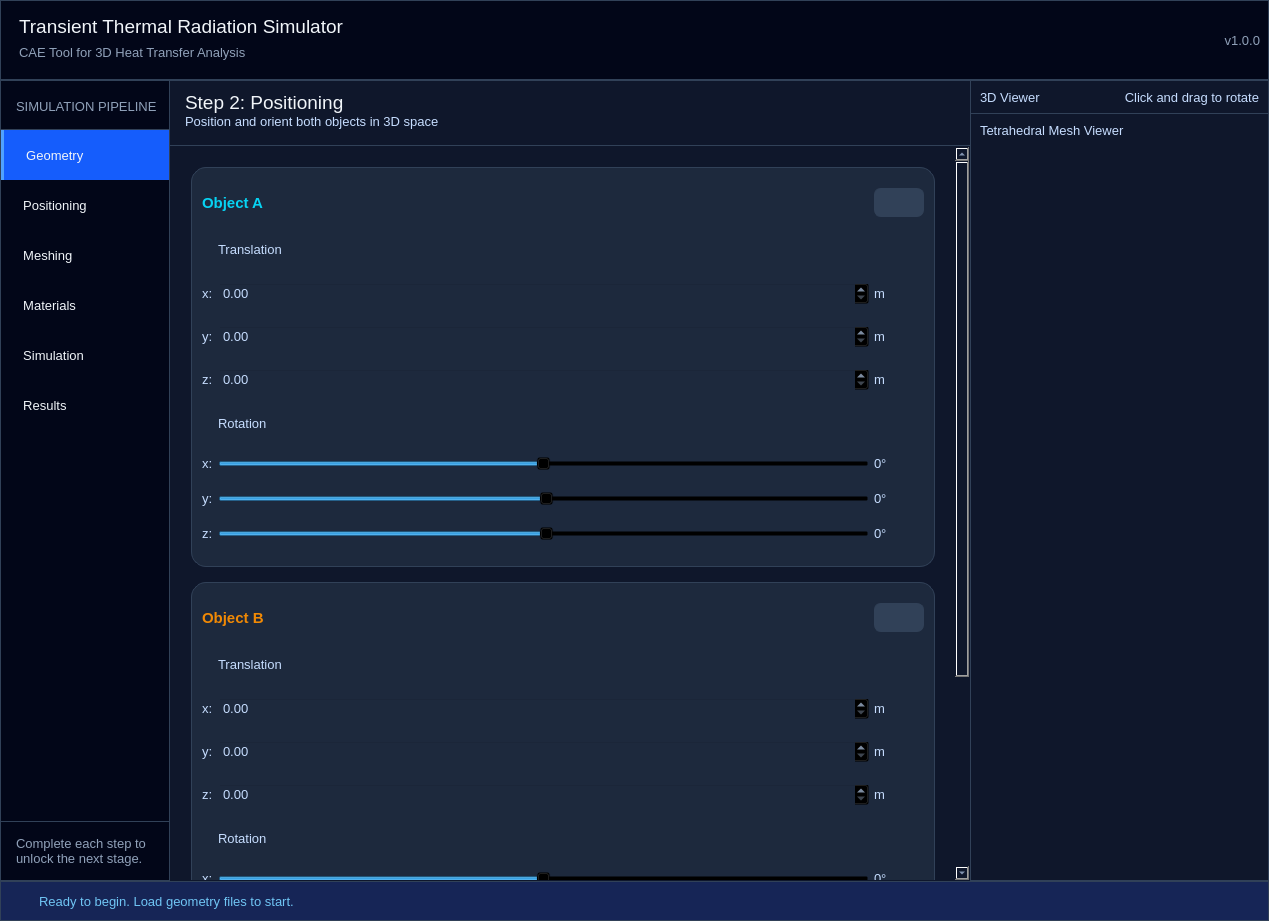
Qt form ui/applayout.ui (mhddany/radex-simulator) before a commit.
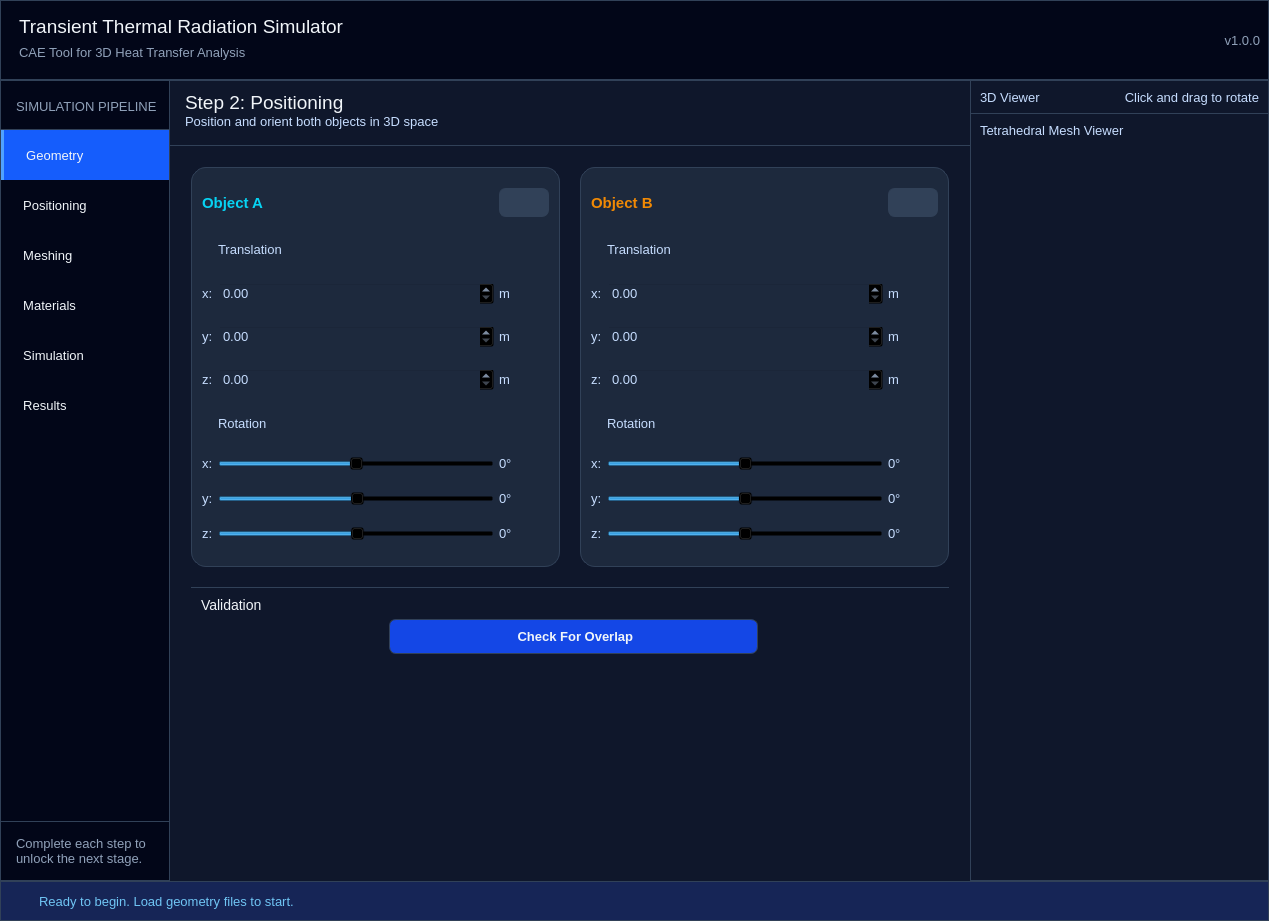
The same form after that commit. The open tabs and pages were chosen to show the change. Icons and pictures are not drawn. Custom widgets are drawn as their Qt base class.

Commit message: solve positioning bug, adjust positioning layout

Diff of the .ui file:
```diff
--- a/ui/applayout.ui
+++ b/ui/applayout.ui
@@ -2829,14 +2829,11 @@
                          <rect>
                           <x>0</x>
                           <y>0</y>
-                          <width>786</width>
-                          <height>1000</height>
+                          <width>798</width>
+                          <height>726</height>
                          </rect>
                         </property>
-                        <layout class="QVBoxLayout" name="verticalLayout_33">
-                         <property name="spacing">
-                          <number>15</number>
-                         </property>
+                        <layout class="QGridLayout" name="gridLayout_8">
                          <property name="leftMargin">
                           <number>20</number>
                          </property>
@@ -2849,18 +2846,21 @@
                          <property name="bottomMargin">
                           <number>20</number>
                          </property>
-                         <item>
-                          <widget class="QFrame" name="framePositioningA">
+                         <property name="spacing">
+                          <number>20</number>
+                         </property>
+                         <item row="2" column="0" colspan="2">
+                          <widget class="QFrame" name="framePositioningValidation">
                            <property name="minimumSize">
                             <size>
                              <width>0</width>
-                             <height>400</height>
+                             <height>130</height>
                             </size>
                            </property>
                            <property name="maximumSize">
                             <size>
                              <width>16777215</width>
-                             <height>1000</height>
+                             <height>130</height>
                             </size>
                            </property>
                            <property name="frameShape">
@@ -2869,140 +2869,99 @@
                            <property name="frameShadow">
                             <enum>QFrame::Shadow::Raised</enum>
                            </property>
-                           <layout class="QGridLayout" name="gridLayout_3">
-                            <property name="leftMargin">
-                             <number>10</number>
-                            </property>
-                            <property name="topMargin">
-                             <number>0</number>
-                            </property>
-                            <property name="rightMargin">
-                             <number>10</number>
-                            </property>
-                            <property name="bottomMargin">
-                             <number>0</number>
-                            </property>
-                            <property name="horizontalSpacing">
-                             <number>5</number>
-                            </property>
-                            <property name="verticalSpacing">
-                             <number>0</number>
-                            </property>
+                           <layout class="QGridLayout" name="gridLayout_11">
+                            <item row="0" column="0">
+                             <widget class="QLabel" name="validationPositioningLabel">
+                              <property name="maximumSize">
+                               <size>
+                                <width>16777215</width>
+                                <height>20</height>
+                               </size>
+                              </property>
+                              <property name="text">
+                               <string>Validation</string>
+                              </property>
+                             </widget>
+                            </item>
+                            <item row="2" column="3">
+                             <spacer name="horizontalSpacer_2">
+                              <property name="orientation">
+                               <enum>Qt::Orientation::Horizontal</enum>
+                              </property>
+                              <property name="sizeHint" stdset="0">
+                               <size>
+                                <width>40</width>
+                                <height>20</height>
+                               </size>
+                              </property>
+                             </spacer>
+                            </item>
                             <item row="2" column="0">
-                             <widget class="QLabel" name="xTranslationPositionALabel">
-                              <property name="text">
-                               <string>x:</string>
+                             <spacer name="horizontalSpacer">
+                              <property name="orientation">
+                               <enum>Qt::Orientation::Horizontal</enum>
                               </property>
-                             </widget>
+                              <property name="sizeHint" stdset="0">
+                               <size>
+                                <width>40</width>
+                                <height>20</height>
+                               </size>
+                              </property>
+                             </spacer>
                             </item>
-                            <item row="4" column="1">
-                             <widget class="QDoubleSpinBox" name="zTranslationASpinbox"/>
-                            </item>
-                            <item row="3" column="2">
-                             <widget class="QLabel" name="yTranslationUnitPositionALabel">
-                              <property name="maximumSize">
+                            <item row="2" column="2">
+                             <spacer name="horizontalSpacer_3">
+                              <property name="orientation">
+                               <enum>Qt::Orientation::Horizontal</enum>
+                              </property>
+                              <property name="sizeHint" stdset="0">
                                <size>
-                                <width>50</width>
-                                <height>16777215</height>
+                                <width>40</width>
+                                <height>20</height>
                                </size>
                               </property>
-                              <property name="text">
-                               <string>m</string>
+                             </spacer>
+                            </item>
+                            <item row="2" column="4">
+                             <spacer name="horizontalSpacer_4">
+                              <property name="orientation">
+                               <enum>Qt::Orientation::Horizontal</enum>
                               </property>
-                             </widget>
+                              <property name="sizeHint" stdset="0">
+                               <size>
+                                <width>40</width>
+                                <height>20</height>
+                               </size>
+                              </property>
+                             </spacer>
                             </item>
-                            <item row="3" column="1">
-                             <widget class="QDoubleSpinBox" name="yTranslationASpinbox"/>
-                            </item>
-                            <item row="8" column="0">
-                             <widget class="QLabel" name="yRotationPositionALabel">
-                              <property name="text">
-                               <string>y:</string>
+                            <item row="6" column="2">
+                             <spacer name="verticalSpacer_3">
+                              <property name="orientation">
+                               <enum>Qt::Orientation::Vertical</enum>
                               </property>
-                             </widget>
+                              <property name="sizeHint" stdset="0">
+                               <size>
+                                <width>20</width>
+                                <height>40</height>
+                               </size>
+                              </property>
+                             </spacer>
                             </item>
-                            <item row="1" column="1">
-                             <widget class="QLabel" name="translationPositionALabel">
+                            <item row="1" column="2" colspan="2">
+                             <widget class="QPushButton" name="validationPositionButton">
                               <property name="minimumSize">
                                <size>
                                 <width>0</width>
-                                <height>25</height>
+                                <height>35</height>
                                </size>
                               </property>
-                              <property name="maximumSize">
-                               <size>
-                                <width>16777215</width>
-                                <height>25</height>
-                               </size>
+                              <property name="styleSheet">
+                               <string notr="true">
+background-color: #1447e6</string>
                               </property>
                               <property name="text">
-                               <string>Translation</string>
-                              </property>
-                             </widget>
-                            </item>
-                            <item row="2" column="1">
-                             <widget class="QDoubleSpinBox" name="xTranslationASpinbox">
-                              <property name="stepType">
-                               <enum>QAbstractSpinBox::StepType::DefaultStepType</enum>
-                              </property>
-                             </widget>
-                            </item>
-                            <item row="1" column="0">
-                             <widget class="QLabel" name="translationPositionAIcon">
-                              <property name="minimumSize">
-                               <size>
-                                <width>11</width>
-                                <height>11</height>
-                               </size>
-                              </property>
-                              <property name="maximumSize">
-                               <size>
-                                <width>11</width>
-                                <height>11</height>
-                               </size>
-                              </property>
-                              <property name="text">
-                               <string/>
-                              </property>
-                              <property name="pixmap">
-                               <pixmap resource="resources.qrc">:/icons/icons/arrows_dark.svg</pixmap>
-                              </property>
-                              <property name="scaledContents">
-                               <bool>true</bool>
-                              </property>
-                             </widget>
-                            </item>
-                            <item row="0" column="0" colspan="2">
-                             <widget class="QLabel" name="positionObjectALabel">
-                              <property name="text">
-                               <string>Object A</string>
-                              </property>
-                             </widget>
-                            </item>
-                            <item row="7" column="0">
-                             <widget class="QLabel" name="xRotationPositionALabel">
-                              <property name="text">
-                               <string>x:</string>
-                              </property>
-                             </widget>
-                            </item>
-                            <item row="9" column="0">
-                             <widget class="QLabel" name="zRotationPositionALabel">
-                              <property name="text">
-                               <string>z:</string>
-                              </property>
-                             </widget>
-                            </item>
-                            <item row="0" column="2">
-                             <widget class="QPushButton" name="resetPositionAButton">
-                              <property name="maximumSize">
-                               <size>
-                                <width>50</width>
-                                <height>16777215</height>
-                               </size>
-                              </property>
-                              <property name="text">
-                               <string/>
+                               <string> Check For Overlap</string>
                               </property>
                               <property name="icon">
                                <iconset resource="resources.qrc">
@@ -3010,166 +2969,16 @@
                               </property>
                               <property name="iconSize">
                                <size>
-                                <width>12</width>
-                                <height>12</height>
+                                <width>14</width>
+                                <height>14</height>
                                </size>
                               </property>
                              </widget>
                             </item>
-                            <item row="9" column="2">
-                             <widget class="QLabel" name="zRotationUnitPositionALabel">
-                              <property name="text">
-                               <string>0°</string>
-                              </property>
-                             </widget>
-                            </item>
-                            <item row="3" column="0">
-                             <widget class="QLabel" name="yTranslationPositionALabel">
-                              <property name="text">
-                               <string>y:</string>
-                              </property>
-                             </widget>
-                            </item>
-                            <item row="5" column="1">
-                             <widget class="QLabel" name="rotationPositionALabel">
-                              <property name="minimumSize">
-                               <size>
-                                <width>0</width>
-                                <height>25</height>
-                               </size>
-                              </property>
-                              <property name="maximumSize">
-                               <size>
-                                <width>16777215</width>
-                                <height>25</height>
-                               </size>
-                              </property>
-                              <property name="text">
-                               <string>Rotation</string>
-                              </property>
-                             </widget>
-                            </item>
-                            <item row="7" column="2">
-                             <widget class="QLabel" name="xRotationUnitPositionALabel">
-                              <property name="maximumSize">
-                               <size>
-                                <width>50</width>
-                                <height>16777215</height>
-                               </size>
-                              </property>
-                              <property name="text">
-                               <string>0°</string>
-                              </property>
-                             </widget>
-                            </item>
-                            <item row="5" column="0">
-                             <widget class="QLabel" name="rotationPositionAIcon">
-                              <property name="minimumSize">
-                               <size>
-                                <width>11</width>
-                                <height>11</height>
-                               </size>
-                              </property>
-                              <property name="maximumSize">
-                               <size>
-                                <width>11</width>
-                                <height>11</height>
-                               </size>
-                              </property>
-                              <property name="text">
-                               <string/>
-                              </property>
-                              <property name="pixmap">
-                               <pixmap resource="resources.qrc">:/icons/icons/rotate-right.svg</pixmap>
-                              </property>
-                              <property name="scaledContents">
-                               <bool>true</bool>
-                              </property>
-                             </widget>
-                            </item>
-                            <item row="4" column="2">
-                             <widget class="QLabel" name="zTranslationUnitPositionALabel">
-                              <property name="maximumSize">
-                               <size>
-                                <width>50</width>
-                                <height>16777215</height>
-                               </size>
-                              </property>
-                              <property name="text">
-                               <string>m</string>
-                              </property>
-                             </widget>
-                            </item>
-                            <item row="2" column="2">
-                             <widget class="QLabel" name="xTranslationUnitPositionALabel">
-                              <property name="maximumSize">
-                               <size>
-                                <width>50</width>
-                                <height>16777215</height>
-                               </size>
-                              </property>
-                              <property name="text">
-                               <string>m</string>
-                              </property>
-                             </widget>
-                            </item>
-                            <item row="8" column="2">
-                             <widget class="QLabel" name="yRotationUnitPositionALabel">
-                              <property name="maximumSize">
-                               <size>
-                                <width>50</width>
-                                <height>16777215</height>
-                               </size>
-                              </property>
-                              <property name="text">
-                               <string>0°</string>
-                              </property>
-                             </widget>
-                            </item>
-                            <item row="4" column="0">
-                             <widget class="QLabel" name="zTranslationPositionALabel">
-                              <property name="text">
-                               <string>z:</string>
-                              </property>
-                             </widget>
-                            </item>
-                            <item row="7" column="1">
-                             <widget class="QSlider" name="xRotationASlider">
-                              <property name="maximum">
-                               <number>100</number>
-                              </property>
-                              <property name="value">
-                               <number>50</number>
-                              </property>
-                              <property name="orientation">
-                               <enum>Qt::Orientation::Horizontal</enum>
-                              </property>
-                             </widget>
-                            </item>
-                            <item row="8" column="1">
-                             <widget class="QSlider" name="yRotationASlider">
-                              <property name="value">
-                               <number>50</number>
-                              </property>
-                              <property name="orientation">
-                               <enum>Qt::Orientation::Horizontal</enum>
-                              </property>
-                             </widget>
-                            </item>
-                            <item row="9" column="1">
-                             <widget class="QSlider" name="zRotationASlider">
-                              <property name="value">
-                               <number>50</number>
-                              </property>
-                              <property name="orientation">
-                               <enum>Qt::Orientation::Horizontal</enum>
-                              </property>
-                             </widget>
-                            </item>
                            </layout>
                           </widget>
                          </item>
-                         <item>
+                         <item row="0" column="1">
                           <widget class="QFrame" name="framePositioningB">
                            <property name="minimumSize">
                             <size>
@@ -3495,18 +3304,18 @@
                            </layout>
                           </widget>
                          </item>
-                         <item>
-                          <widget class="QFrame" name="framePositioningValidation">
+                         <item row="0" column="0">
+                          <widget class="QFrame" name="framePositioningA">
                            <property name="minimumSize">
                             <size>
                              <width>0</width>
-                             <height>130</height>
+                             <height>400</height>
                             </size>
                            </property>
                            <property name="maximumSize">
                             <size>
                              <width>16777215</width>
-                             <height>130</height>
+                             <height>1000</height>
                             </size>
                            </property>
                            <property name="frameShape">
@@ -3515,46 +3324,140 @@
                            <property name="frameShadow">
                             <enum>QFrame::Shadow::Raised</enum>
                            </property>
-                           <layout class="QVBoxLayout" name="verticalLayout_31">
+                           <layout class="QGridLayout" name="gridLayout_3">
                             <property name="leftMargin">
                              <number>10</number>
                             </property>
                             <property name="topMargin">
-                             <number>10</number>
+                             <number>0</number>
                             </property>
                             <property name="rightMargin">
                              <number>10</number>
                             </property>
                             <property name="bottomMargin">
-                             <number>10</number>
+                             <number>0</number>
                             </property>
-                            <item>
-                             <widget class="QLabel" name="validationPositioningLabel">
+                            <property name="horizontalSpacing">
+                             <number>5</number>
+                            </property>
+                            <property name="verticalSpacing">
+                             <number>0</number>
+                            </property>
+                            <item row="2" column="0">
+                             <widget class="QLabel" name="xTranslationPositionALabel">
+                              <property name="text">
+                               <string>x:</string>
+                              </property>
+                             </widget>
+                            </item>
+                            <item row="4" column="1">
+                             <widget class="QDoubleSpinBox" name="zTranslationASpinbox"/>
+                            </item>
+                            <item row="3" column="2">
+                             <widget class="QLabel" name="yTranslationUnitPositionALabel">
                               <property name="maximumSize">
                                <size>
-                                <width>16777215</width>
-                                <height>20</height>
+                                <width>50</width>
+                                <height>16777215</height>
                                </size>
                               </property>
                               <property name="text">
-                               <string>Validation</string>
+                               <string>m</string>
                               </property>
                              </widget>
                             </item>
-                            <item>
-                             <widget class="QPushButton" name="validationPositionButton">
+                            <item row="3" column="1">
+                             <widget class="QDoubleSpinBox" name="yTranslationASpinbox"/>
+                            </item>
+                            <item row="8" column="0">
+                             <widget class="QLabel" name="yRotationPositionALabel">
+                              <property name="text">
+                               <string>y:</string>
+                              </property>
+                             </widget>
+                            </item>
+                            <item row="1" column="1">
+                             <widget class="QLabel" name="translationPositionALabel">
                               <property name="minimumSize">
                                <size>
                                 <width>0</width>
-                                <height>35</height>
+                                <height>25</height>
                                </size>
                               </property>
-                              <property name="styleSheet">
-                               <string notr="true">
-background-color: #1447e6</string>
+                              <property name="maximumSize">
+                               <size>
+                                <width>16777215</width>
+                                <height>25</height>
+                               </size>
                               </property>
                               <property name="text">
-                               <string> Check For Overlap</string>
+                               <string>Translation</string>
+                              </property>
+                             </widget>
+                            </item>
+                            <item row="2" column="1">
+                             <widget class="QDoubleSpinBox" name="xTranslationASpinbox">
+                              <property name="stepType">
+                               <enum>QAbstractSpinBox::StepType::DefaultStepType</enum>
+                              </property>
+                             </widget>
+                            </item>
+                            <item row="1" column="0">
+                             <widget class="QLabel" name="translationPositionAIcon">
+                              <property name="minimumSize">
+                               <size>
+                                <width>11</width>
+                                <height>11</height>
+                               </size>
+                              </property>
+                              <property name="maximumSize">
+                               <size>
+                                <width>11</width>
+                                <height>11</height>
+                               </size>
+                              </property>
+                              <property name="text">
+                               <string/>
+                              </property>
+                              <property name="pixmap">
+                               <pixmap resource="resources.qrc">:/icons/icons/arrows_dark.svg</pixmap>
+                              </property>
+                              <property name="scaledContents">
+                               <bool>true</bool>
+                              </property>
+                             </widget>
+                            </item>
+                            <item row="0" column="0" colspan="2">
+                             <widget class="QLabel" name="positionObjectALabel">
+                              <property name="text">
+                               <string>Object A</string>
+                              </property>
+                             </widget>
+                            </item>
+                            <item row="7" column="0">
+                             <widget class="QLabel" name="xRotationPositionALabel">
+                              <property name="text">
+                               <string>x:</string>
+                              </property>
+                             </widget>
+                            </item>
+                            <item row="9" column="0">
+                             <widget class="QLabel" name="zRotationPositionALabel">
+                              <property name="text">
+                               <string>z:</string>
+                              </property>
+                             </widget>
+                            </item>
+                            <item row="0" column="2">
+                             <widget class="QPushButton" name="resetPositionAButton">
+                              <property name="maximumSize">
+                               <size>
+                                <width>50</width>
+                                <height>16777215</height>
+                               </size>
+                              </property>
+                              <property name="text">
+                               <string/>
                               </property>
                               <property name="icon">
                                <iconset resource="resources.qrc">
@@ -3562,28 +3465,178 @@
                               </property>
                               <property name="iconSize">
                                <size>
-                                <width>14</width>
-                                <height>14</height>
+                                <width>12</width>
+                                <height>12</height>
                                </size>
                               </property>
                              </widget>
                             </item>
-                            <item>
-                             <spacer name="verticalSpacer_3">
-                              <property name="orientation">
-                               <enum>Qt::Orientation::Vertical</enum>
+                            <item row="9" column="2">
+                             <widget class="QLabel" name="zRotationUnitPositionALabel">
+                              <property name="text">
+                               <string>0°</string>
                               </property>
-                              <property name="sizeHint" stdset="0">
+                             </widget>
+                            </item>
+                            <item row="3" column="0">
+                             <widget class="QLabel" name="yTranslationPositionALabel">
+                              <property name="text">
+                               <string>y:</string>
+                              </property>
+                             </widget>
+                            </item>
+                            <item row="5" column="1">
+                             <widget class="QLabel" name="rotationPositionALabel">
+                              <property name="minimumSize">
                                <size>
-                                <width>20</width>
-                                <height>40</height>
+                                <width>0</width>
+                                <height>25</height>
                                </size>
                               </property>
-                             </spacer>
+                              <property name="maximumSize">
+                               <size>
+                                <width>16777215</width>
+                                <height>25</height>
+                               </size>
+                              </property>
+                              <property name="text">
+                               <string>Rotation</string>
+                              </property>
+                             </widget>
+                            </item>
+                            <item row="7" column="2">
+                             <widget class="QLabel" name="xRotationUnitPositionALabel">
+                              <property name="maximumSize">
+                               <size>
+                                <width>50</width>
+                                <height>16777215</height>
+                               </size>
+                              </property>
+                              <property name="text">
+                               <string>0°</string>
+                              </property>
+                             </widget>
+                            </item>
+                            <item row="5" column="0">
+                             <widget class="QLabel" name="rotationPositionAIcon">
+                              <property name="minimumSize">
+                               <size>
+                                <width>11</width>
+                                <height>11</height>
+                               </size>
+                              </property>
+                              <property name="maximumSize">
+                               <size>
+                                <width>11</width>
+                                <height>11</height>
+                               </size>
+                              </property>
+                              <property name="text">
+                               <string/>
+                              </property>
+                              <property name="pixmap">
+                               <pixmap resource="resources.qrc">:/icons/icons/rotate-right.svg</pixmap>
+                              </property>
+                              <property name="scaledContents">
+                               <bool>true</bool>
+                              </property>
+                             </widget>
+                            </item>
+                            <item row="4" column="2">
+                             <widget class="QLabel" name="zTranslationUnitPositionALabel">
+                              <property name="maximumSize">
+                               <size>
+                                <width>50</width>
+                                <height>16777215</height>
+                               </size>
+                              </property>
+                              <property name="text">
+                               <string>m</string>
+                              </property>
+                             </widget>
+                            </item>
+                            <item row="2" column="2">
+                             <widget class="QLabel" name="xTranslationUnitPositionALabel">
+                              <property name="maximumSize">
+                               <size>
+                                <width>50</width>
+                                <height>16777215</height>
+                               </size>
+                              </property>
+                              <property name="text">
+                               <string>m</string>
+                              </property>
+                             </widget>
+                            </item>
+                            <item row="8" column="2">
+                             <widget class="QLabel" name="yRotationUnitPositionALabel">
+                              <property name="maximumSize">
+                               <size>
+                                <width>50</width>
+                                <height>16777215</height>
+                               </size>
+                              </property>
+                              <property name="text">
+                               <string>0°</string>
+                              </property>
+                             </widget>
+                            </item>
+                            <item row="4" column="0">
+                             <widget class="QLabel" name="zTranslationPositionALabel">
+                              <property name="text">
+                               <string>z:</string>
+                              </property>
+                             </widget>
+                            </item>
+                            <item row="7" column="1">
+                             <widget class="QSlider" name="xRotationASlider">
+                              <property name="maximum">
+                               <number>100</number>
+                              </property>
+                              <property name="value">
+                               <number>50</number>
+                              </property>
+                              <property name="orientation">
+                               <enum>Qt::Orientation::Horizontal</enum>
+                              </property>
+                             </widget>
+                            </item>
+                            <item row="8" column="1">
+                             <widget class="QSlider" name="yRotationASlider">
+                              <property name="value">
+                               <number>50</number>
+                              </property>
+                              <property name="orientation">
+                               <enum>Qt::Orientation::Horizontal</enum>
+                              </property>
+                             </widget>
+                            </item>
+                            <item row="9" column="1">
+                             <widget class="QSlider" name="zRotationASlider">
+                              <property name="value">
+                               <number>50</number>
+                              </property>
+                              <property name="orientation">
+                               <enum>Qt::Orientation::Horizontal</enum>
+                              </property>
+                             </widget>
                             </item>
                            </layout>
                           </widget>
                          </item>
+                         <item row="3" column="0">
+                          <spacer name="verticalSpacer_5">
+                           <property name="orientation">
+                            <enum>Qt::Orientation::Vertical</enum>
+                           </property>
+                           <property name="sizeHint" stdset="0">
+                            <size>
+                             <width>20</width>
+                             <height>40</height>
+                            </size>
+                           </property>
+                          </spacer>
+                         </item>
                         </layout>
                        </widget>
                       </widget>
```
Left out of the diff: 52 changed lines with no effect on the pictures. The commit also changes 2 other files.
